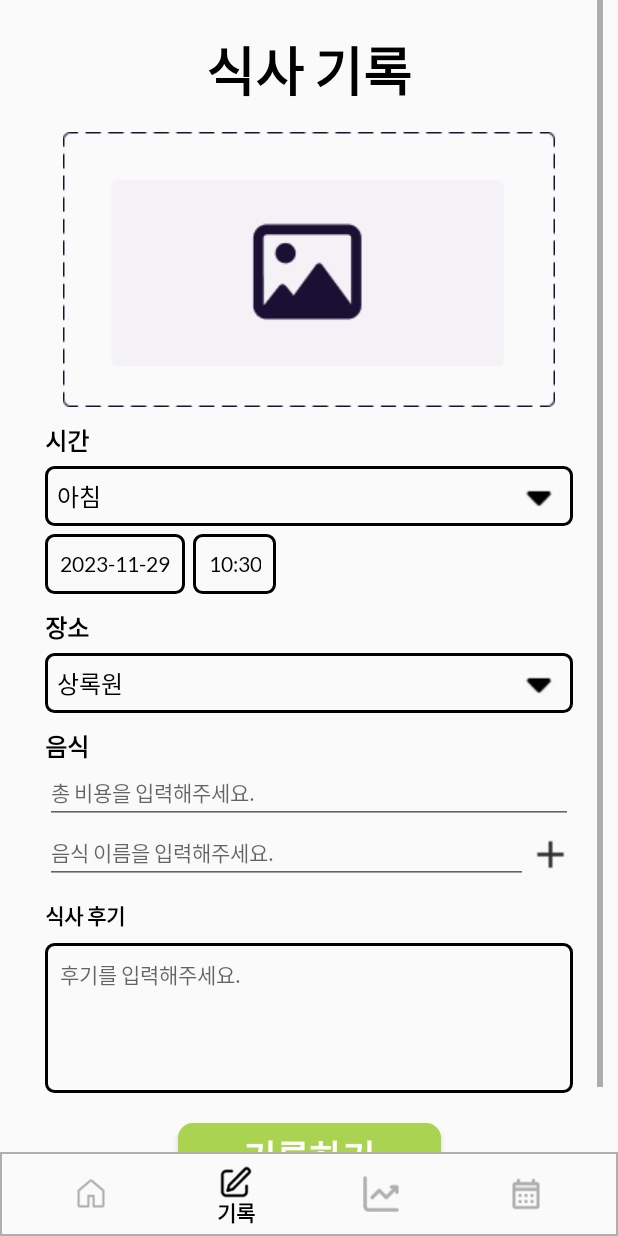
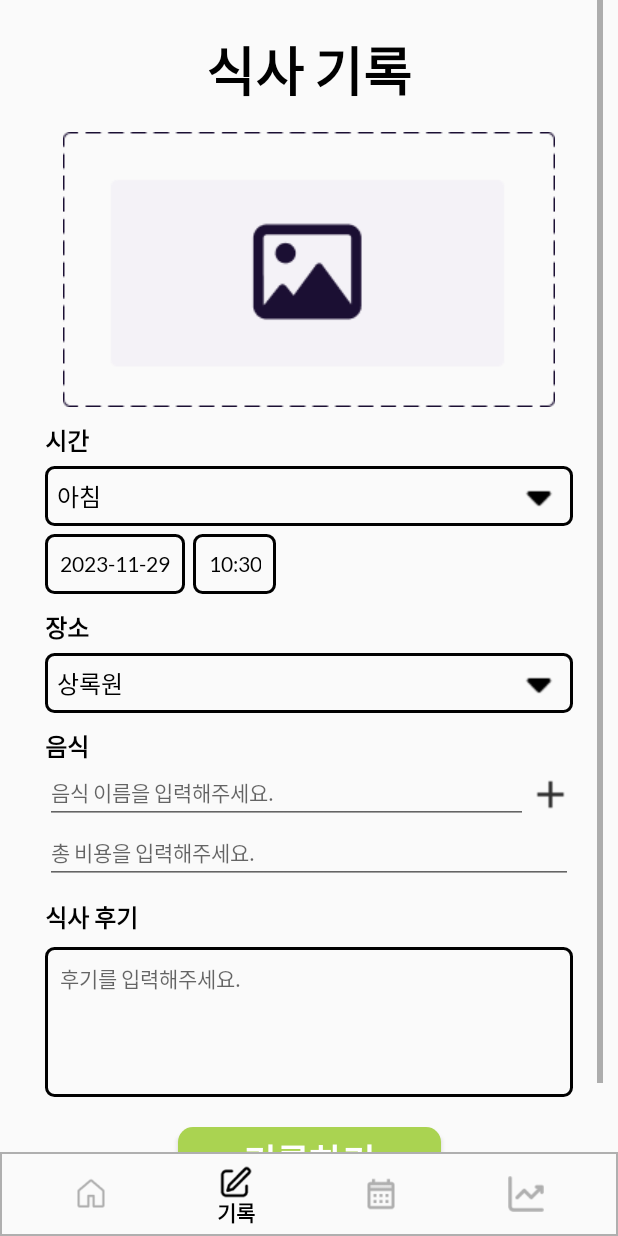
Before and after one commit to minwoo0419/Mobile_Software, an Android app: the fragment AnalyzeFragment placed in its activity, item 2 of the bottom bar chosen, on a phone screen of 412 x 824 dp. Run offline under Robolectric (Android 15) with nearby library versions, the phone set to English and light mode, and no system bars.

Commit message:
fix : 피드백 반영

```diff
--- a/app/src/main/java/com/course/mobilesoftwareproject/AnalyzeFragment.java
+++ b/app/src/main/java/com/course/mobilesoftwareproject/AnalyzeFragment.java
@@ -9,6 +9,8 @@ import android.widget.ImageView;
 import android.widget.ProgressBar;
 import android.widget.TextView;
 import com.course.mobilesoftwareproject.structure.MealDetail;
+
+import java.text.NumberFormat;
 import java.util.Calendar;
 import java.util.List;
 
@@ -19,8 +21,8 @@ public class AnalyzeFragment extends Fragment {
     String day;
     Double totalCal;
     Long totalBreak, totalLunch, totalDinner, totalDessert;
-    double breakCnt, lunchCnt, dinnerCnt, dessertCnt;
-    Double avgBreak, avgLunch, avgDinner, avgDessert;
+    long breakCnt, lunchCnt, dinnerCnt, dessertCnt;
+    Long avgBreak, avgLunch, avgDinner, avgDessert;
     Long avgPay;
     TextView breakView, lunchView, dinnerView, dessertView, dateView;
     TextView totBreak, totLunch, totCal, totDinner, totDessert;
@@ -56,10 +58,14 @@ public class AnalyzeFragment extends Fragment {
         totDinner = view.findViewById(R.id.tot_dinner);
         totDessert = view.findViewById(R.id.tot_dessert);
         totCal = view.findViewById(R.id.tot_cal);
-        totBreak.setText(totalBreak.toString()+"원");
-        totLunch.setText(totalLunch.toString()+"원");
-        totDinner.setText(totalDinner.toString()+"원");
-        totDessert.setText(totalDessert.toString()+"원");
+        breakView.setText(formatNumberWithCommas(avgBreak));
+        lunchView.setText(formatNumberWithCommas(avgLunch));
+        dinnerView.setText(formatNumberWithCommas(avgDinner));
+        dessertView.setText(formatNumberWithCommas(avgDessert));
+        totBreak.setText(formatNumberWithCommas(totalBreak));
+        totLunch.setText(formatNumberWithCommas(totalLunch));
+        totDinner.setText(formatNumberWithCommas(totalDinner));
+        totDessert.setText(formatNumberWithCommas(totalDessert));
         totCal.setText(totalCal.toString()+"kcal");
         pCal = view.findViewById(R.id.progresscal);
         pBreak.setMax(620000);
@@ -73,10 +79,6 @@ public class AnalyzeFragment extends Fragment {
         pDessert.setProgress(totalDessert.intValue());
         pCal.setProgress(totalCal.intValue());
         dateView.setText(day);
-        breakView.setText(avgBreak.toString());
-        lunchView.setText(avgLunch.toString());
-        dinnerView.setText(avgDinner.toString());
-        dessertView.setText(avgDessert.toString());
         minus.setOnClickListener(new View.OnClickListener() {
             @Override
             public void onClick(View view) {
@@ -104,14 +106,14 @@ public class AnalyzeFragment extends Fragment {
         day = year + "-" + month;
         dateView.setText(day);
         calcul(day);
-        breakView.setText(avgBreak.toString());
-        lunchView.setText(avgLunch.toString());
-        dinnerView.setText(avgDinner.toString());
-        dessertView.setText(avgDessert.toString());
-        totBreak.setText(totalBreak.toString()+"원");
-        totLunch.setText(totalLunch.toString()+"원");
-        totDinner.setText(totalDinner.toString()+"원");
-        totDessert.setText(totalDessert.toString()+"원");
+        breakView.setText(formatNumberWithCommas(avgBreak));
+        lunchView.setText(formatNumberWithCommas(avgLunch));
+        dinnerView.setText(formatNumberWithCommas(avgDinner));
+        dessertView.setText(formatNumberWithCommas(avgDessert));
+        totBreak.setText(formatNumberWithCommas(totalBreak));
+        totLunch.setText(formatNumberWithCommas(totalLunch));
+        totDinner.setText(formatNumberWithCommas(totalDinner));
+        totDessert.setText(formatNumberWithCommas(totalDessert));
         totCal.setText(totalCal.toString()+"kcal");
         pBreak.setProgress(totalBreak.intValue());
         pLunch.setProgress(totalLunch.intValue());
@@ -133,14 +135,14 @@ public class AnalyzeFragment extends Fragment {
         day = year + "-" + month;
         dateView.setText(day);
         calcul(day);
-        breakView.setText(avgBreak.toString());
-        lunchView.setText(avgLunch.toString());
-        dinnerView.setText(avgDinner.toString());
-        dessertView.setText(avgDessert.toString());
-        totBreak.setText(totalBreak.toString()+"원");
-        totLunch.setText(totalLunch.toString()+"원");
-        totDinner.setText(totalDinner.toString()+"원");
-        totDessert.setText(totalDessert.toString()+"원");
+        breakView.setText(formatNumberWithCommas(avgBreak));
+        lunchView.setText(formatNumberWithCommas(avgLunch));
+        dinnerView.setText(formatNumberWithCommas(avgDinner));
+        dessertView.setText(formatNumberWithCommas(avgDessert));
+        totBreak.setText(formatNumberWithCommas(totalBreak));
+        totLunch.setText(formatNumberWithCommas(totalLunch));
+        totDinner.setText(formatNumberWithCommas(totalDinner));
+        totDessert.setText(formatNumberWithCommas(totalDessert));
         totCal.setText(totalCal.toString()+"kcal");
         pBreak.setProgress(totalBreak.intValue());
         pLunch.setProgress(totalLunch.intValue());
@@ -159,10 +161,10 @@ public class AnalyzeFragment extends Fragment {
         lunchCnt = 0;
         dinnerCnt = 0;
         dessertCnt = 0;
-        avgBreak = 0.0;
-        avgLunch = 0.0;
-        avgDinner = 0.0;
-        avgDessert = 0.0;
+        avgBreak = 0L;
+        avgLunch = 0L;
+        avgDinner = 0L;
+        avgDessert = 0L;
         avgPay = 0L;
         foodList = mealDetailRepository.getMealDetailByMonth(this.day);
         for (int i = 0 ; i < foodList.size() ; i++){
@@ -198,4 +200,9 @@ public class AnalyzeFragment extends Fragment {
         if (dessertCnt > 0)
             avgDessert = totalDessert / dessertCnt;
     }
+    public static String formatNumberWithCommas(long number) {
+        // NumberFormat 클래스를 사용하여 숫자를 3자리 단위로 포맷팅
+        NumberFormat numberFormat = NumberFormat.getInstance();
+        return numberFormat.format(number) + "원";
+    }
 }
--- a/app/src/main/java/com/course/mobilesoftwareproject/HomeFragment.java
+++ b/app/src/main/java/com/course/mobilesoftwareproject/HomeFragment.java
@@ -8,6 +8,8 @@ import android.view.View;
 import android.view.ViewGroup;
 import android.widget.TextView;
 import com.course.mobilesoftwareproject.structure.MealDetail;
+
+import java.text.NumberFormat;
 import java.util.Calendar;
 import java.util.List;
 
@@ -41,7 +43,7 @@ public class HomeFragment extends Fragment {
         TextView calView = view.findViewById(R.id.todayCaloryNum);
         TextView priceView = view.findViewById(R.id.todayPaynum);
         calView.setText(String.format("%.2f", todayCal) + "kcal");
-        priceView.setText(todayPay.toString() + "원");
+        priceView.setText(formatNumberWithCommas(todayPay));
         RecyclerView recyclerView = view.findViewById(R.id.recyclerView);
         LinearLayoutManager layoutManager = new LinearLayoutManager(getContext());
         recyclerView.setLayoutManager(layoutManager);
@@ -49,4 +51,8 @@ public class HomeFragment extends Fragment {
         recyclerView.setAdapter(adapter);
         return view;
     }
+    public static String formatNumberWithCommas(long number) {
+        NumberFormat numberFormat = NumberFormat.getInstance();
+        return numberFormat.format(number) + "원";
+    }
 }
--- a/app/src/main/res/layout/fragment_input.xml
+++ b/app/src/main/res/layout/fragment_input.xml
@@ -75,7 +75,7 @@
             android:textSize="14dp"
             app:layout_constraintEnd_toEndOf="parent"
             app:layout_constraintStart_toStartOf="parent"
-            app:layout_constraintTop_toBottomOf="@+id/textView7" />
+            app:layout_constraintTop_toBottomOf="@+id/inputFoodNameLayout" />
 
         <ImageView
             android:id="@+id/inputFoodImg"
@@ -152,8 +152,9 @@
             android:fontFamily="@font/lato_bold"
             android:text="식사 후기"
             android:textColor="@color/black"
+            android:textSize="16dp"
             app:layout_constraintStart_toStartOf="parent"
-            app:layout_constraintTop_toBottomOf="@+id/inputFoodNameLayout" />
+            app:layout_constraintTop_toBottomOf="@+id/price" />
 
         <Button
             android:id="@+id/inputBtn"
@@ -185,7 +186,7 @@
             android:textSize="14dp"
             app:layout_constraintEnd_toStartOf="@+id/foodNameAdd"
             app:layout_constraintStart_toStartOf="parent"
-            app:layout_constraintTop_toBottomOf="@+id/price" />
+            app:layout_constraintTop_toBottomOf="@+id/textView7" />
 
         <ImageView
             android:id="@+id/foodNameAdd"
@@ -196,7 +197,7 @@
             android:clickable="true"
             android:onClick="addNewEditText"
             app:layout_constraintEnd_toEndOf="parent"
-            app:layout_constraintTop_toBottomOf="@+id/price"
+            app:layout_constraintTop_toBottomOf="@+id/textView7"
             app:srcCompat="@drawable/add" />
 
         <LinearLayout
@@ -205,11 +206,11 @@
             android:layout_height="wrap_content"
             android:layout_marginStart="10dp"
             android:layout_marginEnd="40dp"
+            android:gravity="center"
             android:orientation="vertical"
             app:layout_constraintEnd_toEndOf="parent"
             app:layout_constraintHorizontal_bias="0.0"
             app:layout_constraintStart_toStartOf="parent"
-            android:gravity="center"
             app:layout_constraintTop_toBottomOf="@+id/foodName1"></LinearLayout>
 
         <TextView
--- a/app/src/main/res/menu/menu.xml
+++ b/app/src/main/res/menu/menu.xml
@@ -12,13 +12,13 @@
         android:enabled="true"
         ></item>
     <item
+        android:id="@+id/check"
+        android:title="조회"
+        android:icon="@drawable/ic_calendar"
+        android:enabled="true"/>
+    <item
         android:id="@+id/analyze"
         android:title="분석"
         android:icon="@drawable/ic_calc"
         android:enabled="true"/>
-    <item
-        android:id="@+id/check"
-        android:title="조회"
-        android:icon="@drawable/ic_calendar"
-        android:enabled="true"/>
 </menu>
```
Also changed, not shown: app/src/main/java/com/course/mobilesoftwareproject/CheckFragment.java (+8 -2 lines), app/src/main/java/com/course/mobilesoftwareproject/DetailActivity.java (+7 -1 lines), app/src/main/java/com/course/mobilesoftwareproject/MealAdapter.java (+7 -1 lines), app/src/main/res/layout/food_list_item.xml (+2 -13 lines).
